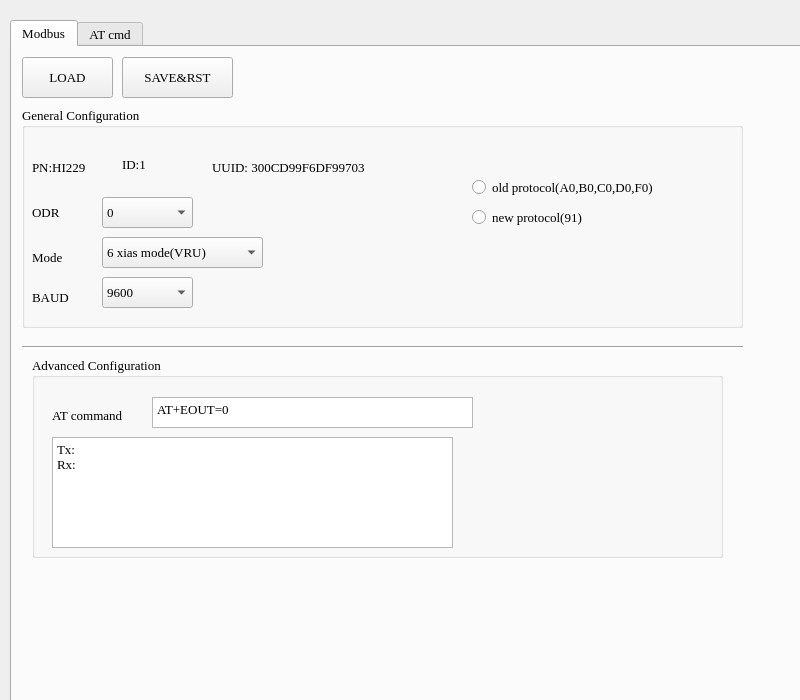
Before: the Qt Designer form CHCenter/chsettingform.ui in dongFangTuring/CHCenter, drawn with Qt 5.
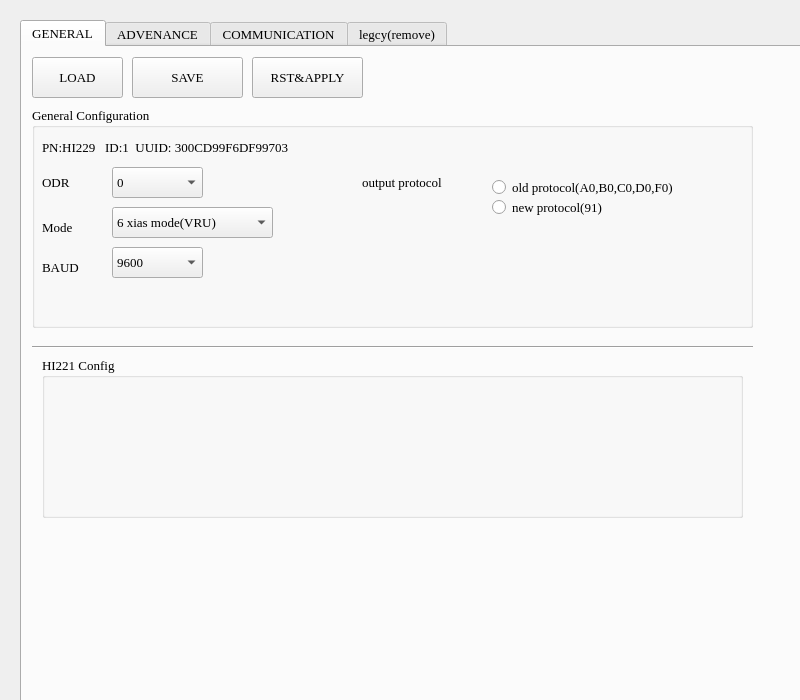
After: the same form once the commit is applied. Icons and pictures are not drawn.

What changed in the file:
```diff
--- a/CHCenter/chsettingform.ui
+++ b/CHCenter/chsettingform.ui
@@ -28,7 +28,7 @@
   <widget class="QTabWidget" name="tabWidget">
    <property name="geometry">
     <rect>
-     <x>10</x>
+     <x>20</x>
      <y>20</y>
      <width>799</width>
      <height>764</height>
@@ -37,9 +37,12 @@
    <property name="currentIndex">
     <number>0</number>
    </property>
+   <property name="movable">
+    <bool>false</bool>
+   </property>
    <widget class="QWidget" name="tab">
     <attribute name="title">
-     <string>Modbus</string>
+     <string>GENERAL</string>
     </attribute>
     <widget class="QPushButton" name="pushButton">
      <property name="geometry">
@@ -64,7 +67,7 @@
       </rect>
      </property>
      <property name="text">
-      <string>SAVE&amp;&amp;RST</string>
+      <string>SAVE</string>
      </property>
     </widget>
     <widget class="Line" name="line_2">
@@ -96,7 +99,7 @@
       <property name="geometry">
        <rect>
         <x>80</x>
-        <y>170</y>
+        <y>140</y>
         <width>91</width>
         <height>31</height>
        </rect>
@@ -128,24 +131,11 @@
        </property>
       </item>
      </widget>
-     <widget class="QLabel" name="label_8">
-      <property name="geometry">
-       <rect>
-        <x>190</x>
-        <y>50</y>
-        <width>251</width>
-        <height>21</height>
-       </rect>
-      </property>
-      <property name="text">
-       <string>UUID: 300CD99F6DF99703</string>
-      </property>
-     </widget>
      <widget class="QLabel" name="label_7">
       <property name="geometry">
        <rect>
         <x>10</x>
-        <y>180</y>
+        <y>150</y>
         <width>61</width>
         <height>21</height>
        </rect>
@@ -154,24 +144,11 @@
        <string>BAUD</string>
       </property>
      </widget>
-     <widget class="QLabel" name="label_6">
-      <property name="geometry">
-       <rect>
-        <x>10</x>
-        <y>50</y>
-        <width>111</width>
-        <height>21</height>
-       </rect>
-      </property>
-      <property name="text">
-       <string>PN:HI229  </string>
-      </property>
-     </widget>
      <widget class="QLabel" name="label_3">
       <property name="geometry">
        <rect>
         <x>10</x>
-        <y>90</y>
+        <y>60</y>
         <width>41</width>
         <height>31</height>
        </rect>
@@ -184,7 +161,7 @@
       <property name="geometry">
        <rect>
         <x>80</x>
-        <y>130</y>
+        <y>100</y>
         <width>161</width>
         <height>31</height>
        </rect>
@@ -210,7 +187,7 @@
       <property name="geometry">
        <rect>
         <x>80</x>
-        <y>90</y>
+        <y>60</y>
         <width>91</width>
         <height>31</height>
        </rect>
@@ -252,24 +229,11 @@
        </property>
       </item>
      </widget>
-     <widget class="QLabel" name="label_4">
-      <property name="geometry">
-       <rect>
-        <x>100</x>
-        <y>50</y>
-        <width>72</width>
-        <height>15</height>
-       </rect>
-      </property>
-      <property name="text">
-       <string>ID:1</string>
-      </property>
-     </widget>
      <widget class="QLabel" name="label_5">
       <property name="geometry">
        <rect>
         <x>10</x>
-        <y>140</y>
+        <y>110</y>
         <width>61</width>
         <height>21</height>
        </rect>
@@ -281,7 +245,7 @@
      <widget class="QRadioButton" name="radioButton">
       <property name="geometry">
        <rect>
-        <x>450</x>
+        <x>460</x>
         <y>70</y>
         <width>241</width>
         <height>21</height>
@@ -294,8 +258,8 @@
      <widget class="QRadioButton" name="radioButton_2">
       <property name="geometry">
        <rect>
-        <x>450</x>
-        <y>100</y>
+        <x>460</x>
+        <y>90</y>
         <width>241</width>
         <height>21</height>
        </rect>
@@ -304,12 +268,69 @@
        <string>new protocol(91)</string>
       </property>
      </widget>
+     <widget class="QLabel" name="label_10">
+      <property name="geometry">
+       <rect>
+        <x>330</x>
+        <y>60</y>
+        <width>111</width>
+        <height>31</height>
+       </rect>
+      </property>
+      <property name="text">
+       <string>output protocol</string>
+      </property>
+     </widget>
+     <widget class="QLabel" name="label_6">
+      <property name="geometry">
+       <rect>
+        <x>10</x>
+        <y>30</y>
+        <width>361</width>
+        <height>21</height>
+       </rect>
+      </property>
+      <property name="text">
+       <string>PN:HI229   ID:1  UUID: 300CD99F6DF99703</string>
+      </property>
+     </widget>
     </widget>
-    <widget class="QGroupBox" name="groupBox_2">
+    <widget class="QGroupBox" name="groupBox_3">
      <property name="geometry">
       <rect>
        <x>20</x>
        <y>310</y>
+       <width>701</width>
+       <height>161</height>
+      </rect>
+     </property>
+     <property name="title">
+      <string>HI221 Config</string>
+     </property>
+    </widget>
+    <widget class="QPushButton" name="pushButton_3">
+     <property name="geometry">
+      <rect>
+       <x>230</x>
+       <y>10</y>
+       <width>111</width>
+       <height>41</height>
+      </rect>
+     </property>
+     <property name="text">
+      <string>RST&amp;&amp;APPLY</string>
+     </property>
+    </widget>
+   </widget>
+   <widget class="QWidget" name="tab_3">
+    <attribute name="title">
+     <string>ADVENANCE</string>
+    </attribute>
+    <widget class="QGroupBox" name="groupBox_2">
+     <property name="geometry">
+      <rect>
+       <x>30</x>
+       <y>20</y>
        <width>691</width>
        <height>201</height>
       </rect>
@@ -340,7 +361,7 @@
        <rect>
         <x>120</x>
         <y>40</y>
-        <width>321</width>
+        <width>301</width>
         <height>31</height>
        </rect>
       </property>
@@ -366,10 +387,59 @@
       </property>
      </widget>
     </widget>
+    <widget class="QGroupBox" name="groupBox_4">
+     <property name="geometry">
+      <rect>
+       <x>30</x>
+       <y>240</y>
+       <width>301</width>
+       <height>321</height>
+      </rect>
+     </property>
+     <property name="title">
+      <string>ACC/GYR calibrartion paramater</string>
+     </property>
+    </widget>
+    <widget class="QGroupBox" name="groupBox_5">
+     <property name="geometry">
+      <rect>
+       <x>360</x>
+       <y>240</y>
+       <width>301</width>
+       <height>321</height>
+      </rect>
+     </property>
+     <property name="title">
+      <string>mag calibrartion information</string>
+     </property>
+    </widget>
+   </widget>
+   <widget class="QWidget" name="tab_4">
+    <attribute name="title">
+     <string>COMMUNICATION</string>
+    </attribute>
+    <widget class="QTextBrowser" name="mdbus_TB_2">
+     <property name="geometry">
+      <rect>
+       <x>30</x>
+       <y>20</y>
+       <width>741</width>
+       <height>571</height>
+      </rect>
+     </property>
+     <property name="html">
+      <string>&lt;!DOCTYPE HTML PUBLIC &quot;-//W3C//DTD HTML 4.0//EN&quot; &quot;http://www.w3.org/TR/REC-html40/strict.dtd&quot;&gt;
+&lt;html&gt;&lt;head&gt;&lt;meta name=&quot;qrichtext&quot; content=&quot;1&quot; /&gt;&lt;style type=&quot;text/css&quot;&gt;
+p, li { white-space: pre-wrap; }
+&lt;/style&gt;&lt;/head&gt;&lt;body style=&quot; font-family:'Times New Roman'; font-size:10pt; font-weight:400; font-style:normal;&quot;&gt;
+&lt;p style=&quot; margin-top:0px; margin-bottom:0px; margin-left:0px; margin-right:0px; -qt-block-indent:0; text-indent:0px;&quot;&gt;Tx: &lt;/p&gt;
+&lt;p style=&quot; margin-top:0px; margin-bottom:0px; margin-left:0px; margin-right:0px; -qt-block-indent:0; text-indent:0px;&quot;&gt;Rx:&lt;/p&gt;&lt;/body&gt;&lt;/html&gt;</string>
+     </property>
+    </widget>
    </widget>
    <widget class="QWidget" name="tab_2">
     <attribute name="title">
-     <string>AT cmd</string>
+     <string>legcy(remove)</string>
     </attribute>
     <layout class="QVBoxLayout" name="verticalLayout_6">
      <item>
```
